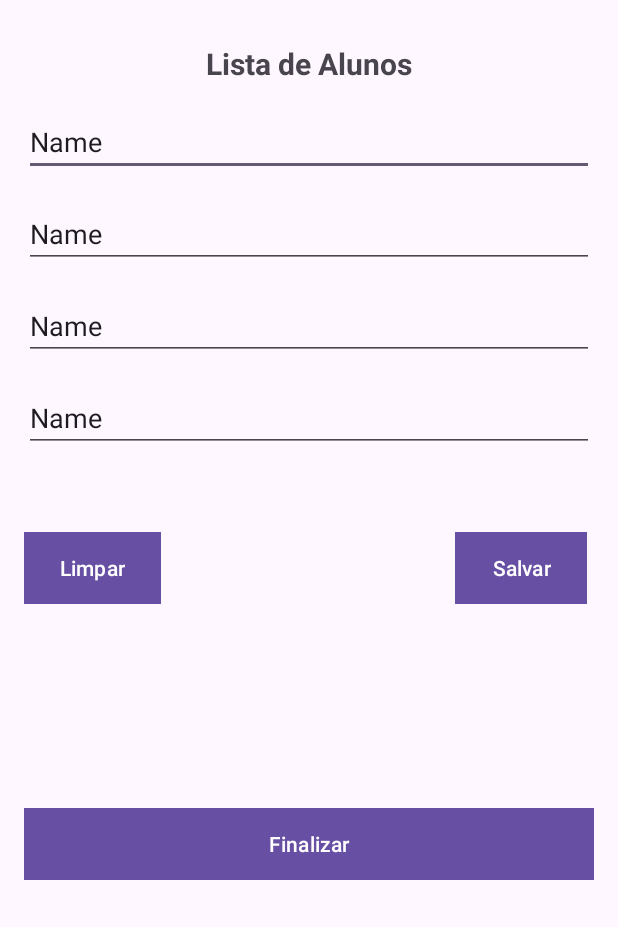
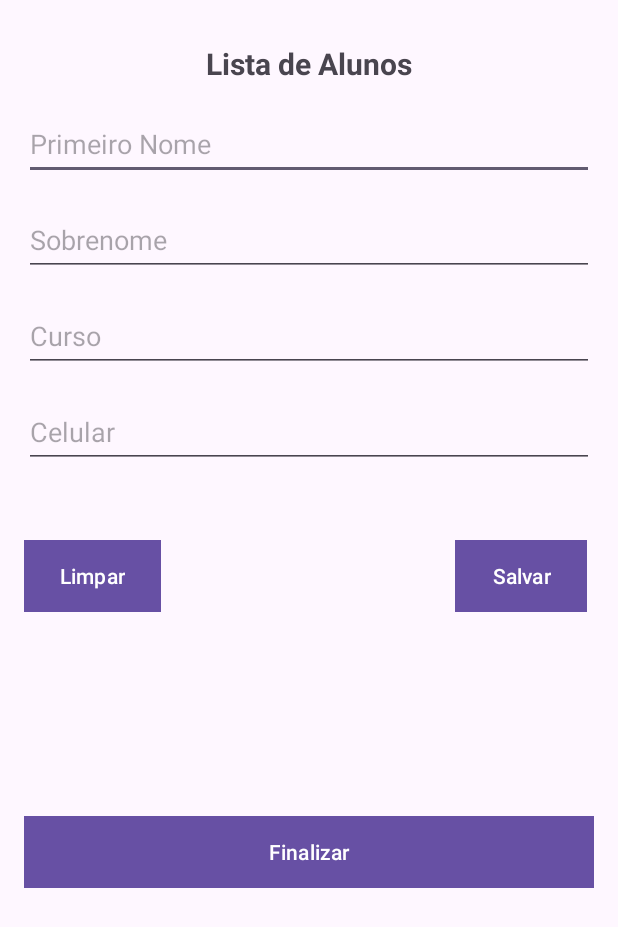
Before and after one commit to pedroalmeidaphp/Desenvolvimento-Android, an Android app: the screen it shows after launch (MainActivity), on a phone screen of 412 x 824 dp. Shown: the top 927 px of the screen. Run offline under Robolectric (Android 15) with nearby library versions, the phone set to English and light mode, and no system bars.

Commit message:
Layout ajustado

```diff
--- a/ListaVip/app/src/main/res/layout/activity_main.xml
+++ b/ListaVip/app/src/main/res/layout/activity_main.xml
@@ -7,10 +7,10 @@
     tools:context=".MainActivity">
 
     <TextView
-        android:id="@+id/textView"
+        android:id="@+id/txt_titulo"
         android:layout_width="wrap_content"
         android:layout_height="wrap_content"
-        android:text="Lista de Alunos"
+        android:text="@string/txt_titulo"
         android:textSize="20sp"
         android:textStyle="bold"
         app:layout_constraintBottom_toBottomOf="parent"
@@ -20,95 +20,92 @@
         app:layout_constraintVertical_bias="0.036" />
 
     <EditText
-        android:id="@+id/editTextText"
+        android:id="@+id/edit_primeiro"
         android:layout_width="match_parent"
-        android:layout_height="wrap_content"
+        android:layout_height="48dp"
         android:layout_margin="16dp"
         android:ems="10"
-        android:hint="Primeiro Nome"
+        android:hint="@string/txt_hint_edit_primeiro_home"
         android:inputType="text"
-        android:text="Name"
         app:layout_constraintEnd_toEndOf="parent"
         app:layout_constraintStart_toStartOf="parent"
-        app:layout_constraintTop_toBottomOf="@+id/textView" />
+        app:layout_constraintTop_toBottomOf="@+id/txt_titulo"
+        android:importantForAutofill="no" />
 
     <EditText
-        android:id="@+id/editTextText2"
+        android:id="@+id/edit_sobrenome"
         android:layout_width="match_parent"
-        android:layout_height="wrap_content"
+        android:layout_height="48dp"
         android:layout_margin="16dp"
         android:ems="10"
-        android:hint="Sobrenome"
+        android:hint="@string/txt_hint_edit_sobrenome"
         android:inputType="text"
-        android:text="Name"
         app:layout_constraintEnd_toEndOf="parent"
         app:layout_constraintStart_toStartOf="parent"
-        app:layout_constraintTop_toBottomOf="@+id/editTextText" />
+        app:layout_constraintTop_toBottomOf="@+id/edit_primeiro" />
 
     <EditText
-        android:id="@+id/editTextText3"
+        android:id="@+id/edit_curso"
         android:layout_width="match_parent"
-        android:layout_height="wrap_content"
+        android:layout_height="48dp"
         android:layout_margin="16dp"
         android:ems="10"
-        android:hint="Curso"
+        android:hint="@string/txt_hint_edit_curso"
         android:inputType="text"
-        android:text="Name"
         app:layout_constraintEnd_toEndOf="parent"
         app:layout_constraintStart_toStartOf="parent"
-        app:layout_constraintTop_toBottomOf="@+id/editTextText2" />
+        app:layout_constraintTop_toBottomOf="@+id/edit_sobrenome" />
 
     <EditText
-        android:id="@+id/editTextText4"
+        android:id="@+id/edit_celular"
         android:layout_width="match_parent"
-        android:layout_height="wrap_content"
+        android:layout_height="48dp"
         android:layout_margin="16dp"
         android:ems="10"
-        android:hint="Celular"
+        android:hint="@string/txt_hint_edit_celular"
         android:inputType="text"
-        android:text="Name"
         app:layout_constraintEnd_toEndOf="parent"
         app:layout_constraintStart_toStartOf="parent"
-        app:layout_constraintTop_toBottomOf="@+id/editTextText3" />
+        app:layout_constraintTop_toBottomOf="@+id/edit_curso" />
 
     <Button
-        android:id="@+id/button"
+        android:id="@+id/btn_limpar"
         android:layout_width="wrap_content"
         android:layout_height="wrap_content"
         android:layout_marginStart="16dp"
         android:layout_marginBottom="136dp"
         android:background="@color/Botoes"
-        android:text="Limpar"
-        app:layout_constraintBottom_toTopOf="@+id/button3"
+        android:text="@string/txt_button_limpar"
+        app:layout_constraintBottom_toTopOf="@+id/btn_finalizar"
         app:layout_constraintStart_toStartOf="parent"
-        app:layout_constraintTop_toBottomOf="@+id/editTextText4"
+        app:layout_constraintTop_toBottomOf="@+id/edit_celular"
         app:layout_constraintVertical_bias="1.0" />
 
     <Button
-        android:id="@+id/button2"
+        android:id="@+id/btn_salvar"
         android:layout_width="wrap_content"
         android:layout_height="wrap_content"
         android:layout_marginStart="196dp"
         android:layout_marginBottom="136dp"
         android:background="@color/Botoes"
-        android:text="Salvar"
-        app:layout_constraintBottom_toTopOf="@+id/button3"
-        app:layout_constraintStart_toEndOf="@+id/button"
-        app:layout_constraintTop_toBottomOf="@+id/editTextText4"
+        android:text="@string/txt_button_salvar"
+        app:layout_constraintBottom_toTopOf="@+id/btn_finalizar"
+        app:layout_constraintStart_toEndOf="@+id/btn_limpar"
+        app:layout_constraintTop_toBottomOf="@+id/edit_celular"
         app:layout_constraintVertical_bias="1.0" />
 
     <Button
-        android:id="@+id/button3"
+        android:id="@+id/btn_finalizar"
         android:layout_width="match_parent"
         android:layout_height="wrap_content"
         android:layout_margin="16dp"
         android:layout_marginBottom="144dp"
         android:background="@color/Botoes"
-        android:text="Finalizar"
+        android:text="@string/txt_button_finalizar"
         app:layout_constraintBottom_toBottomOf="parent"
         app:layout_constraintEnd_toEndOf="parent"
         app:layout_constraintHorizontal_bias="0.0"
         app:layout_constraintStart_toStartOf="parent"
-        app:layout_constraintTop_toBottomOf="@+id/editTextText4" />
+        app:layout_constraintTop_toBottomOf="@+id/edit_celular" />
 
 </androidx.constraintlayout.widget.ConstraintLayout>
--- a/ListaVip/app/src/main/res/values/strings.xml
+++ b/ListaVip/app/src/main/res/values/strings.xml
@@ -1,3 +1,12 @@
 <resources>
     <string name="app_name">ListaVip</string>
+    <string name="txt_titulo">Lista de Alunos</string>
+    <string name="txt_hint_edit_primeiro_home">Primeiro Nome</string>
+    <string name="txt_hint_edit_sobrenome">Sobrenome</string>
+    <string name="txt_hint_edit_curso">Curso</string>
+    <string name="txt_hint_edit_celular">Celular</string>
+    <string name="txt_button_limpar">Limpar</string>
+    <string name="txt_button_salvar">Salvar</string>
+    <string name="txt_button_finalizar">Finalizar</string>
+
 </resources>
```
